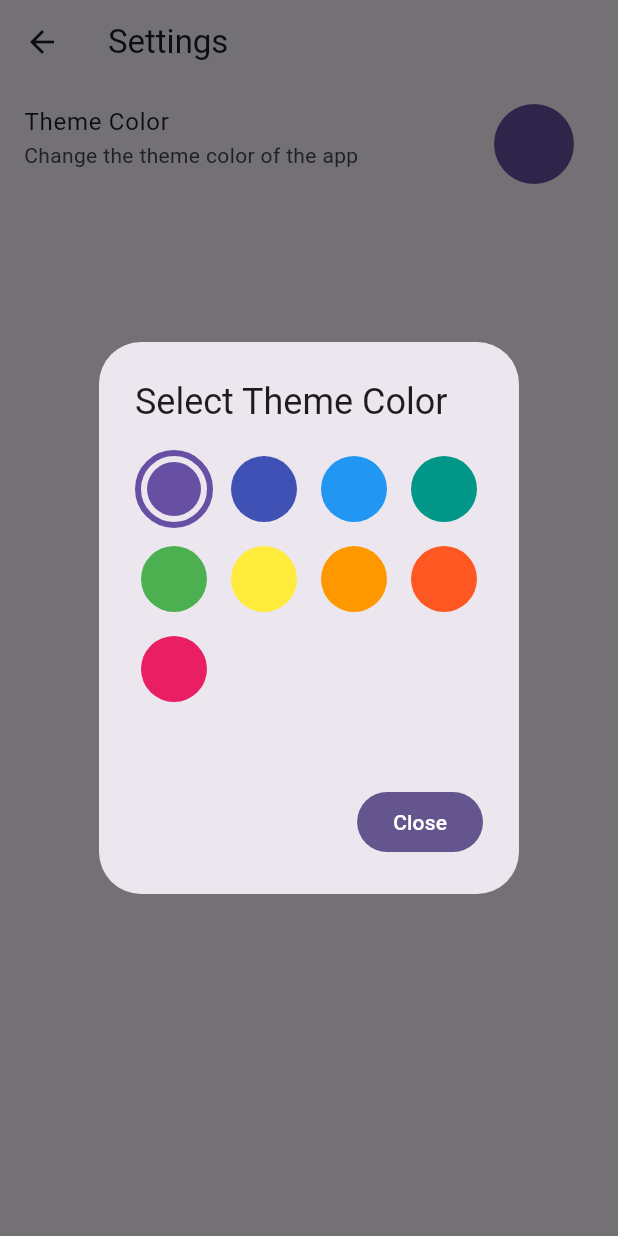
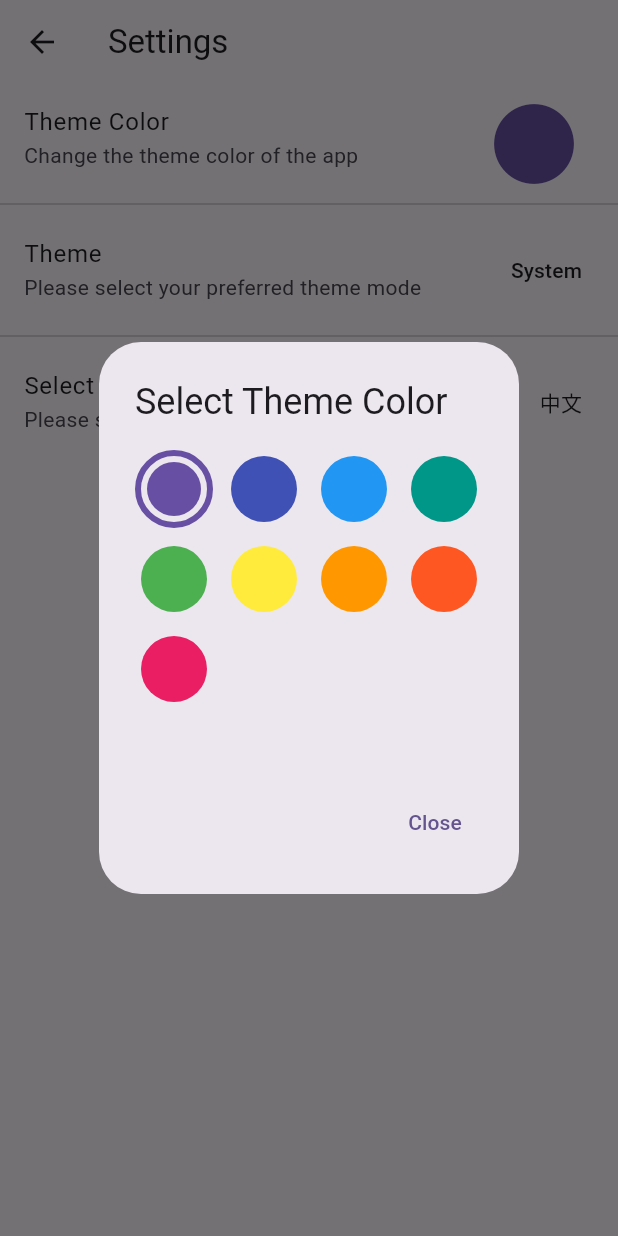
Before and after one commit to Dqc117266/wan_android_flutter, a Flutter app: the SettingsScreen screen opened by its route, after a tap on "Theme Color", on a phone screen of 412 x 824 dp. Run offline on Flutter 3.47's test engine with Material 3 defaults, Android fonts, the phone set to English and light mode, and no system bars; our stand-ins replace cached_network_image, carousel_slider, cookie_jar, dio, dio_cookie_manager, easy_localization and 6 more; accounts and stored records are empty; network calls fail.

```diff
--- /dev/null
+++ b/lib/core/viewmodel/app_settings_viewmodel.dart
@@ -0,0 +1,39 @@
+import 'package:flutter/material.dart';
+import 'package:wan_android_flutter/ui/shared/constants.dart';
+import 'package:wan_android_flutter/ui/shared/shared_preferences_helper.dart';
+
+class AppSettingsViewModel extends ChangeNotifier {
+  static const colorSeedKey = "color_key";
+  static const colorThemeKey = "theme_key";
+  static const languageKey = "language_key";
+
+  ThemeMode _themeMode = ThemeMode.values[SharedPreferencesHelper.getInt(colorThemeKey) ?? 0];
+  ColorSeed _colorSeed = ColorSeed.values[SharedPreferencesHelper.getInt(colorSeedKey) ?? 0];
+  LanguageType _languageType= LanguageType.values[SharedPreferencesHelper.getInt(languageKey) ?? 0];
+
+  ThemeMode get themeMode => _themeMode;
+  ColorSeed get colorSeed => _colorSeed;
+  LanguageType get languageType => _languageType;
+
+  void setThemeMode(int index) {
+    _themeMode = ThemeMode.values[index];
+    SharedPreferencesHelper.setValue(colorThemeKey, index);
+
+    notifyListeners();
+  }
+
+  void setColorSeed(int index) {
+    _colorSeed = ColorSeed.values[index];
+    SharedPreferencesHelper.setValue(colorSeedKey, index);
+
+    notifyListeners();
+  }
+
+  void setLanguageType(int index) {
+    _languageType = LanguageType.values[index];
+    SharedPreferencesHelper.setValue(languageKey, index);
+
+    notifyListeners();
+  }
+
+}
--- a/lib/core/viewmodel/theme_viewmodel.dart
+++ /dev/null
@@ -1,31 +0,0 @@
-import 'package:flutter/material.dart';
-import 'package:wan_android_flutter/ui/shared/constants.dart';
-import 'package:wan_android_flutter/ui/shared/shared_preferences_helper.dart';
-
-enum ThemeModeType { system, light, dark }
-
-class ThemeViewModel extends ChangeNotifier {
-  static const colorSeedKey = "color_key";
-  static const colorThemeKey = "theme_key";
-
-  ThemeModeType _themeModeType = ThemeModeType.values[SharedPreferencesHelper.getInt(colorThemeKey) ?? 0];
-  ColorSeed _colorSeed = ColorSeed.values[SharedPreferencesHelper.getInt(colorSeedKey) ?? 0];
-
-  ThemeModeType get themeModeType => _themeModeType;
-
-  ColorSeed get colorSeed => _colorSeed;
-
-  void setThemeModeType(ThemeModeType modeType) {
-    _themeModeType = modeType;
-    notifyListeners();
-  }
-
-  void setColorSeed(int index) {
-    _colorSeed = ColorSeed.values[index];
-    SharedPreferencesHelper.setValue(colorSeedKey, index);
-
-    notifyListeners();
-  }
-
-
-}
--- a/lib/main.dart
+++ b/lib/main.dart
@@ -2,7 +2,7 @@ import 'package:flutter/material.dart';
 
 import 'package:easy_localization/easy_localization.dart';
 import 'package:provider/provider.dart';
-import 'package:wan_android_flutter/core/viewmodel/theme_viewmodel.dart';
+import 'package:wan_android_flutter/core/viewmodel/app_settings_viewmodel.dart';
 import 'package:wan_android_flutter/core/viewmodel/user_viewmodel.dart';
 import 'core/utils/translations.dart';
 import 'ui/app.dart';
@@ -21,7 +21,7 @@ void main() async {
       child: MultiProvider(
         providers: [
           ChangeNotifierProvider(create: (context) => UserViewModel()),
-          ChangeNotifierProvider(create: (context) => ThemeViewModel()),
+          ChangeNotifierProvider(create: (context) => AppSettingsViewModel()),
         ],
         child: const MyApp(),
       ),
--- a/lib/ui/app.dart
+++ b/lib/ui/app.dart
@@ -1,7 +1,7 @@
 import 'package:easy_localization/easy_localization.dart';
 import 'package:flutter/material.dart';
 import 'package:provider/provider.dart';
-import 'package:wan_android_flutter/core/viewmodel/theme_viewmodel.dart';
+import 'package:wan_android_flutter/core/viewmodel/app_settings_viewmodel.dart';
 import '../core/lang/locale_keys.g.dart';
 import '../core/router/router.dart';
 
@@ -17,7 +17,7 @@ class _MyAppState extends State<MyApp> {
 
   @override
   Widget build(BuildContext context) {
-    final themeProvider = Provider.of<ThemeViewModel>(context);
+    final themeProvider = Provider.of<AppSettingsViewModel>(context);
 
     return MaterialApp(
       debugShowCheckedModeBanner: false,
@@ -25,6 +25,7 @@ class _MyAppState extends State<MyApp> {
       localizationsDelegates: context.localizationDelegates,
       supportedLocales: context.supportedLocales,
       locale: context.locale,
+      themeMode: themeProvider.themeMode,
       theme: ThemeData(
         colorSchemeSeed: themeProvider.colorSeed.color,
         useMaterial3: useMaterial3,
--- /dev/null
+++ b/lib/ui/pages/mine/settings/dialog/select_color_dialog.dart
@@ -0,0 +1,63 @@
+import 'package:easy_localization/easy_localization.dart';
+import 'package:flutter/material.dart';
+import 'package:provider/provider.dart';
+import 'package:wan_android_flutter/core/lang/locale_keys.g.dart';
+import 'package:wan_android_flutter/core/viewmodel/app_settings_viewmodel.dart';
+import 'package:wan_android_flutter/ui/shared/constants.dart';
+import 'package:wan_android_flutter/ui/shared/dialog_helper.dart';
+
+class SelectColorDialog extends StatelessWidget {
+  final AppSettingsViewModel viewModel;
+  const SelectColorDialog({super.key, required this.viewModel});
+
+  @override
+  Widget build(BuildContext context) {
+    return DialogHelper.CustomAlertDialog(
+      context: context,
+      title: Text(LocaleKeys.settings_theme_dialogTitle.tr()),
+      content: Container(
+        height: 200,
+        width: 200,
+        child: GridView.builder(
+          gridDelegate: SliverGridDelegateWithFixedCrossAxisCount(
+            crossAxisCount: 4,
+            mainAxisSpacing: 8.0,
+            crossAxisSpacing: 8.0,
+          ),
+          itemCount: ColorSeed.values.length,
+          itemBuilder: (BuildContext context, int index) {
+            final colorSeed = ColorSeed.values[index];
+            return _buildColorSelectItem(context, index, viewModel, colorSeed);
+          },
+        ),
+      ),
+      dismissText: LocaleKeys.settings_theme_close.tr(),
+    );
+  }
+
+  Widget _buildColorSelectItem(BuildContext context, int index,
+      AppSettingsViewModel viewModel, ColorSeed colorSeed) {
+    return GestureDetector(
+      onTap: () {
+        // 将选择的颜色保存起来
+        final themeProvider =
+        Provider.of<AppSettingsViewModel>(context, listen: false);
+        themeProvider.setColorSeed(index);
+        Navigator.of(context).pop(); // 关闭对话框
+      },
+      child: Container(
+        padding: EdgeInsets.all(4),
+        decoration: ColorSeed.values[index] == viewModel.colorSeed
+            ? BoxDecoration(
+            shape: BoxShape.circle,
+            border:
+            Border.all(color: viewModel.colorSeed.color, width: 4.0))
+            : null,
+        child: CircleAvatar(
+          backgroundColor: colorSeed.color,
+          radius: 16.0,
+        ),
+      ),
+    );
+  }
+}
--- a/lib/ui/pages/mine/settings/settings_page.dart
+++ b/lib/ui/pages/mine/settings/settings_page.dart
@@ -2,10 +2,12 @@ import 'package:easy_localization/easy_localization.dart';
 import 'package:flutter/material.dart';
 import 'package:provider/provider.dart';
 import 'package:wan_android_flutter/core/lang/locale_keys.g.dart';
-import 'package:wan_android_flutter/core/viewmodel/theme_viewmodel.dart';
+import 'package:wan_android_flutter/core/viewmodel/app_settings_viewmodel.dart';
+import 'package:wan_android_flutter/ui/pages/mine/settings/dialog/language_dialog.dart';
+import 'package:wan_android_flutter/ui/pages/mine/settings/dialog/select_color_dialog.dart';
+import 'package:wan_android_flutter/ui/pages/mine/settings/dialog/theme_model_dialog.dart';
 import 'package:wan_android_flutter/ui/pages/mine/settings/settings_item.dart';
 import 'package:wan_android_flutter/ui/shared/constants.dart';
-import 'package:wan_android_flutter/ui/shared/dialog_helper.dart';
 
 class SettingsScreen extends StatelessWidget {
   static const routeName = "/settings";
@@ -18,11 +20,13 @@ class SettingsScreen extends StatelessWidget {
       appBar: AppBar(
         title: Text(LocaleKeys.mine_settings.tr()),
       ),
-      body: Consumer<ThemeViewModel>(
+      body: Consumer<AppSettingsViewModel>(
         builder: (context, viewModel, child) {
+          String curLanguage = languages[viewModel.languageType.value];
+          String curMode = _getCurModeString(viewModel.themeMode);
+
           return ListView(
             children: [
-              // Divider(),
               SettingsItem(
                 onTap: () {
                   _showSelectColorDialog(context, viewModel);
@@ -35,6 +39,30 @@ class SettingsScreen extends StatelessWidget {
                   color: viewModel.colorSeed.color,
                 ),
               ),
+              Divider(),
+              SettingsItem(
+                  onTap: () {
+                    _showThemeModeDialog(context, viewModel);
+                  },
+                  title: LocaleKeys.settings_themeMode_title.tr(),
+                  subtitle: LocaleKeys.settings_themeMode_content.tr(),
+                  trailing: Text(
+                    curMode,
+                    style: Theme.of(context).textTheme.titleSmall,
+                  )
+              ),
+              Divider(),
+              SettingsItem(
+                onTap: () {
+                  _showSelectLanguageDialog(context, viewModel);
+                },
+                title: LocaleKeys.settings_language_title.tr(),
+                subtitle: LocaleKeys.settings_language_content.tr(),
+                trailing: Text(
+                  curLanguage,
+                  style: Theme.of(context).textTheme.titleSmall,
+                ),
+              ),
             ],
           );
         },
@@ -42,54 +70,49 @@ class SettingsScreen extends StatelessWidget {
     );
   }
 
-  void _showSelectColorDialog(BuildContext context, ThemeViewModel viewModel) {
-    DialogHelper.showAlertDialog(
+  void _showSelectColorDialog(BuildContext context, AppSettingsViewModel viewModel) {
+    showDialog(
       context: context,
-      title: Text(LocaleKeys.settings_theme_dialogTitle.tr()),
-      content: Container(
-        height: 200,
-        width: 200,
-        child: GridView.builder(
-          gridDelegate: SliverGridDelegateWithFixedCrossAxisCount(
-            crossAxisCount: 4,
-            mainAxisSpacing: 8.0,
-            crossAxisSpacing: 8.0,
-          ),
-          itemCount: ColorSeed.values.length,
-          itemBuilder: (BuildContext context, int index) {
-            final colorSeed = ColorSeed.values[index];
-            return _buildColorSelectItem(context, index, viewModel, colorSeed);
-          },
-        ),
-      ),
-      actionText: LocaleKeys.settings_theme_close.tr(),
+      builder: (BuildContext context) {
+        return SelectColorDialog(viewModel: viewModel);
+      },
     );
   }
 
-  Widget _buildColorSelectItem(BuildContext context, int index,
-      ThemeViewModel viewModel, ColorSeed colorSeed) {
-    return GestureDetector(
-      onTap: () {
-        // 将选择的颜色保存起来或执行其他操作
-        // 例如，更新主题颜色
-        final themeProvider =
-            Provider.of<ThemeViewModel>(context, listen: false);
-        themeProvider.setColorSeed(index);
-        Navigator.of(context).pop(); // 关闭对话框
+  void _showSelectLanguageDialog(BuildContext context, AppSettingsViewModel viewModel) {
+    showDialog(
+      context: context,
+      builder: (BuildContext context) {
+        return LanguageDialog(viewModel);
       },
-      child: Container(
-        padding: EdgeInsets.all(4),
-        decoration: ColorSeed.values[index] == viewModel.colorSeed
-            ? BoxDecoration(
-                shape: BoxShape.circle,
-                border:
-                    Border.all(color: viewModel.colorSeed.color, width: 4.0))
-            : null,
-        child: CircleAvatar(
-          backgroundColor: colorSeed.color,
-          radius: 16.0,
-        ),
-      ),
     );
   }
+
+  void _showThemeModeDialog(BuildContext context, AppSettingsViewModel viewModel) {
+    showDialog(
+      context: context,
+      builder: (BuildContext context) {
+        return ThemeModelDialog(viewModel);
+      },
+    );
+  }
+
+  String _getCurModeString(ThemeMode themeMode) {
+    String mode;
+    switch (themeMode) {
+      case ThemeMode.system:
+        mode = LocaleKeys.settings_themeMode_system.tr();
+        break;
+      case ThemeMode.light:
+        mode = LocaleKeys.settings_themeMode_light.tr();
+        break;
+      case ThemeMode.dark:
+        mode = LocaleKeys.settings_themeMode_dark.tr();
+        break;
+    }
+
+    return mode;
+  }
+
+
 }
--- a/lib/ui/pages/search/search_page.dart
+++ b/lib/ui/pages/search/search_page.dart
@@ -61,7 +61,7 @@ class _SearchScreenState extends State<SearchScreen> {
                 initialItems: frontListData.data!.datas!,
                 loadMoreCallback: (page) async {
                   final list = await HttpUtils.handleRequestData(
-                      () => HttpCreator.getFrontList(page));
+                      () => HttpCreator.query(page, widget.query!));
 
                   if (list != null) {
                     return list.data!.datas;
--- a/lib/ui/shared/constants.dart
+++ b/lib/ui/shared/constants.dart
@@ -4,29 +4,6 @@ import '../../core/lang/locale_keys.g.dart';
 import 'package:easy_localization/easy_localization.dart';
 
 const double transitionLength = 500;
-
-final List<Widget> bottomNavigationBarItems = [
-  NavigationDestination(
-    tooltip: LocaleKeys.tableNames_frontPage.tr(),
-    icon: Icon(Icons.home),
-    label: LocaleKeys.tableNames_frontPage.tr(),
-  ),
-  NavigationDestination(
-    tooltip: LocaleKeys.tableNames_projects.tr(),
-    icon: Icon(Icons.layers),
-    label: LocaleKeys.tableNames_projects.tr(),
-  ),
-  NavigationDestination(
-    tooltip: LocaleKeys.tableNames_officialAccounts.tr(),
-    icon: Icon(Icons.wechat),
-    label: LocaleKeys.tableNames_officialAccounts.tr(),
-  ),
-  NavigationDestination(
-    tooltip: LocaleKeys.tableNames_mine.tr(),
-    icon: Icon(Icons.person),
-    label: LocaleKeys.tableNames_mine.tr(),
-  )
-];
 
 List<dynamic> getItemBorderRadius(int index, int length) {
   final BorderRadius borderRadius;
@@ -55,6 +32,17 @@ final List<String> appBarNames = [
   LocaleKeys.tableNames_projects.tr(),
   LocaleKeys.tableNames_officialAccounts.tr(),
   LocaleKeys.tableNames_mine.tr(),
+];
+
+final List<String> languages = [
+  LocaleKeys.settings_language_chinese.tr(),
+  LocaleKeys.settings_language_english.tr(),
+];
+
+final List<String> modes = [
+  LocaleKeys.settings_themeMode_system.tr(),
+  LocaleKeys.settings_themeMode_light.tr(),
+  LocaleKeys.settings_themeMode_dark.tr(),
 ];
 
 enum ColorSelectionMethod {
@@ -117,3 +105,36 @@ enum TodoStatus {
   const TodoStatus(this.value);
   final int value;
 }
+
+enum ThemeModeType {
+  system(0),
+  light(1),
+  dark(2);
+
+  const ThemeModeType(this.value);
+  final int value;
+}
+
+enum UseMaterial {
+  materialDesign2(false),
+  materialDesign3(true);
+
+  const UseMaterial(this.value);
+  final bool value;
+}
+
+enum ChapterType {
+  normal(0),
+  top(1);
+
+  const ChapterType(this.value);
+  final int value;
+}
+
+enum LanguageType {
+  chinese(0),
+  english(1);
+
+  const LanguageType(this.value);
+  final int value;
+}
--- a/lib/ui/shared/dialog_helper.dart
+++ b/lib/ui/shared/dialog_helper.dart
@@ -1,3 +1,4 @@
+import 'package:easy_localization/easy_localization.dart';
 import 'package:flutter/material.dart';
 
 class DialogHelper {
@@ -12,32 +13,53 @@ class DialogHelper {
   }) {
     showDialog<void>(
       context: context,
-      builder: (context) => AlertDialog(
+      builder: (context) => CustomAlertDialog(
+          context: context,
+          title: title,
+          content: content,
+          dismissText: dismissText,
+          actionText: actionText,
+          onDismiss: onDismiss,
+          onAction: onAction),
+    );
+  }
+
+  static Widget CustomAlertDialog({
+    required BuildContext context,
+    Widget? title,
+    Widget? content,
+    String? dismissText,
+    String? actionText,
+    VoidCallback? onDismiss,
+    VoidCallback? onAction,
+    bool? isCanClickDismiss = true,
+    bool? isCanClickAction = true,
+  }) {
+    return AlertDialog(
       title: title != null ? title : null,
       content: content != null ? content : null,
       actions: <Widget>[
         if (dismissText != null)
           TextButton(
             child: Text(dismissText),
-              onPressed: () {
+            onPressed: isCanClickDismiss! ? () {
               Navigator.of(context).pop();
               if (onDismiss != null) {
                 onDismiss();
               }
-              },
+            } : null,
           ),
         if (actionText != null)
           FilledButton(
             child: Text(actionText),
-              onPressed: () {
+            onPressed: isCanClickAction! ? () {
               Navigator.of(context).pop();
               if (onAction != null) {
                 onAction();
               }
-              },
+            } : null,
           ),
       ],
-      ),
     );
   }
 
@@ -58,5 +80,4 @@ class DialogHelper {
       },
     );
   }
-
 }
--- a/lib/ui/widgets/refreshable_listView.dart
+++ b/lib/ui/widgets/refreshable_listView.dart
@@ -80,14 +80,17 @@ class RefreshableListViewState<T> extends State<RefreshableListView<T>> with Aut
     //只有一页或者只有0页数据为0的时候 为加载到底状态
     if ((currentPage >= widget.maxPage && items.isNotEmpty) || (widget.maxPage == 0 && items.isNotEmpty)) {
       _loadState = LoadState.end;
+    } else if(widget.maxPage == 0 && items.isEmpty) {
+      _loadState = LoadState.empty;
     } else {
-      _loadState = LoadState.empty;
+      _loadState = LoadState.success;
     }
   }
 
   @override
   Widget build(BuildContext context) {
     return Scrollbar(
+      controller: _scrollController,
       child: RefreshIndicator(
         onRefresh: refresh,
         child: ListView.builder(
```
Also changed, not shown: assets/translations/en-US.json (+15 -1 lines), assets/translations/zh-CN.json (+15 -1 lines), lib/ui/pages/main/main_page.dart (+30 -2 lines), lib/ui/pages/mine/settings/dialog/language_dialog.dart (added, +90 -0 lines), lib/ui/pages/mine/settings/dialog/theme_model_dialog.dart (added, +95 -0 lines), lib/ui/widgets/chapter_list_item.dart (+76 -11 lines), lib/core/lang/locale_keys.g.dart, 38 other files. Lines whose indentation alone changed are shown as unchanged.
